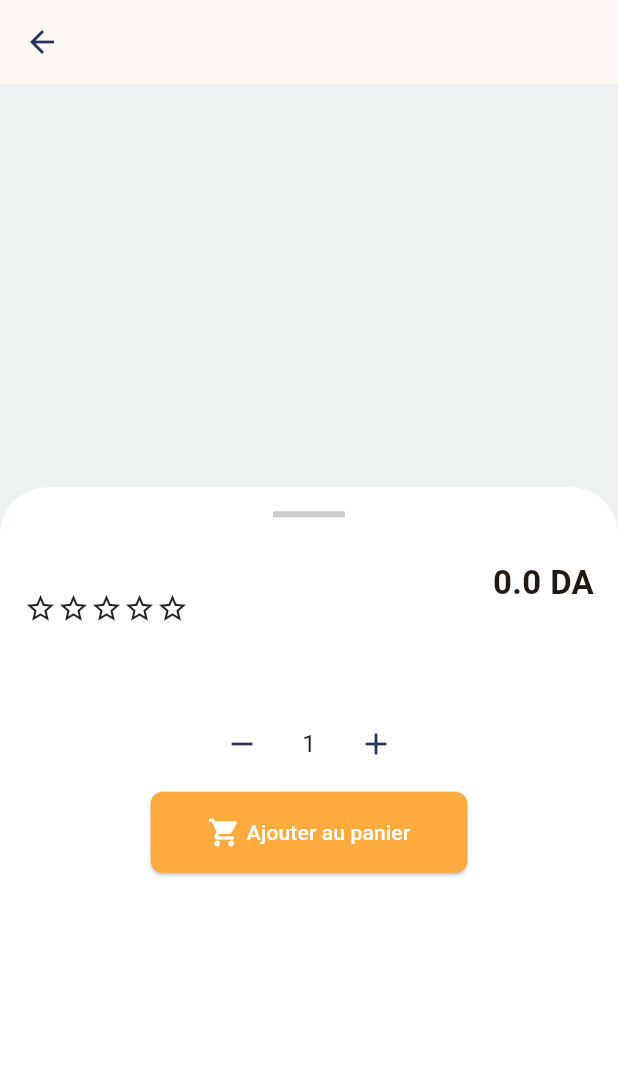
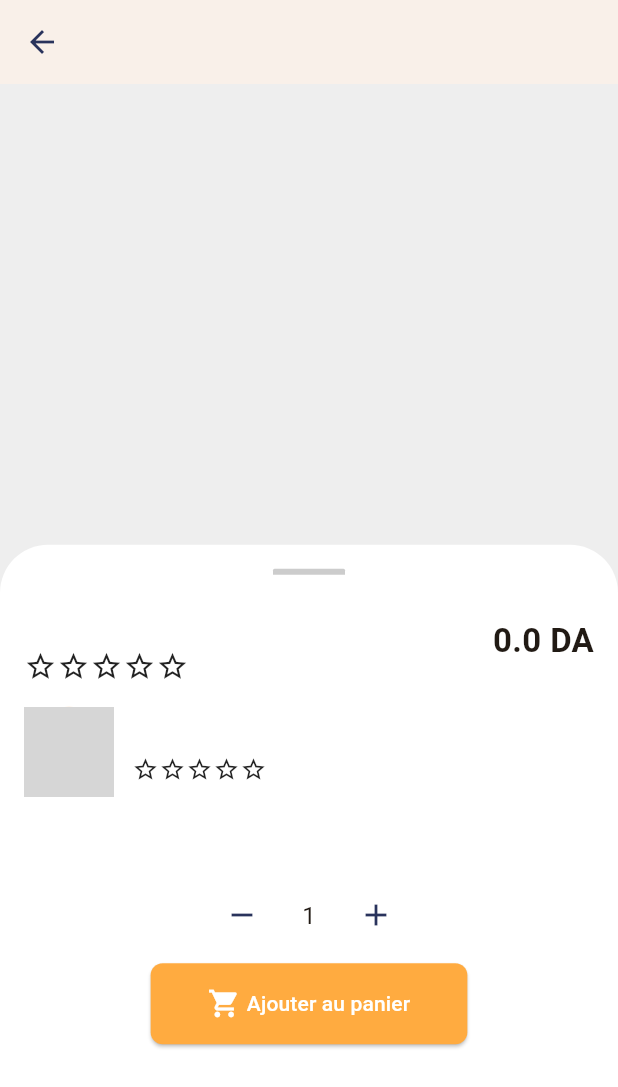
Before and after one commit to adnanebnz/algeria-eats-mobile, a Flutter app: the ProductScreen screen opened directly with empty values, on a phone screen of 412 x 824 dp. Shown: the top 1087 px of the screen. Run offline on Flutter 3.47's test engine with Material 3 defaults, Android fonts, the phone set to English and light mode, and no system bars; drawn by our look-alikes of carousel_slider; our stand-ins replace dio, get, introduction_screen, rive, shared_preferences, shimmer; accounts and stored records are empty; network calls fail; grey boxes are pictures that could not be loaded.

```diff
--- a/lib/components/search_input_view.dart
+++ b/lib/components/search_input_view.dart
@@ -12,7 +12,7 @@ class SearchInput extends StatelessWidget {
     return Container(
       decoration: BoxDecoration(boxShadow: [
         BoxShadow(
-            offset: const Offset(12, 26),
+            offset: const Offset(10, 10),
             blurRadius: 50,
             spreadRadius: 0,
             color: Colors.grey.withOpacity(.1)),
--- a/lib/controllers/artisanController.dart
+++ /dev/null
@@ -1,6 +0,0 @@
-import 'package:algeria_eats/models/artisan.dart';
-import 'package:get/get.dart';
-
-class ArtisanController extends GetxController {
-  RxList<Artisan> artisans = <Artisan>[].obs;
-}
--- a/lib/models/artisan.dart
+++ b/lib/models/artisan.dart
@@ -1,52 +1,54 @@
 // ignore_for_file: non_constant_identifier_names
 
+import 'package:algeria_eats/models/user.dart';
+
 class Artisan {
-  int? id;
-  String nom;
-  String prenom;
-  String email;
-  String image;
+  int? user_id;
   int rating;
+  User user;
   String desc_entreprise;
-  DateTime heure_ouverture;
-  DateTime heure_fermeture;
+  String heure_ouverture;
+  String heure_fermeture;
+  String type_service;
+  String created_at;
+  String updated_at;
 
   Artisan({
-    required this.id,
-    required this.nom,
-    required this.prenom,
-    required this.email,
-    required this.rating,
-    required this.image,
+    required this.user_id,
     required this.desc_entreprise,
     required this.heure_ouverture,
     required this.heure_fermeture,
+    required this.rating,
+    required this.type_service,
+    required this.created_at,
+    required this.updated_at,
+    required this.user,
   });
   Map<String, dynamic> toMap() {
     return {
-      'id': id,
-      'nom': nom,
-      'prenom': prenom,
-      'email': email,
-      'image': image,
+      'user_id': user_id,
       'rating': rating,
       'desc_entreprise': desc_entreprise,
       'heure_ouverture': heure_ouverture,
       'heure_fermeture': heure_fermeture,
+      'type_service': type_service,
+      'created_at': created_at,
+      'updated_at': updated_at,
+      'user': user.toMap(),
     };
   }
 
-  factory Artisan.fromMap(Map<String, dynamic> map) {
+  factory Artisan.fromJson(Map<String, dynamic> map) {
     return Artisan(
-      id: map['id'],
-      nom: map['nom'],
-      prenom: map['prenom'],
-      image: map['image'],
-      email: map['email'],
+      user_id: map['user_id'],
       rating: map['rating'],
       desc_entreprise: map['desc_entreprise'],
       heure_ouverture: map['heure_ouverture'],
       heure_fermeture: map['heure_fermeture'],
+      type_service: map['type_service'],
+      created_at: map['created_at'],
+      updated_at: map['updated_at'],
+      user: User.fromJson(map['user']),
     );
   }
 }
--- a/lib/models/product.dart
+++ b/lib/models/product.dart
@@ -1,3 +1,7 @@
+// ignore_for_file: non_constant_identifier_names
+
+import 'package:algeria_eats/models/artisan.dart';
+
 class Product {
   int id;
   String nom;
@@ -6,6 +10,9 @@ class Product {
   int? rating;
   String categorie;
   List<String> images;
+  Artisan artisan;
+  String created_at;
+  String updated_at;
 
   Product({
     required this.id,
@@ -15,6 +22,9 @@ class Product {
     required this.rating,
     required this.categorie,
     required this.images,
+    required this.artisan,
+    required this.created_at,
+    required this.updated_at,
   });
 
   factory Product.fromJson(Map<String, dynamic> json) {
@@ -26,6 +36,9 @@ class Product {
       rating: json['rating'],
       categorie: json['categorie'],
       images: List<String>.from(json['images']),
+      artisan: Artisan.fromJson(json['artisan']),
+      created_at: json['created_at'],
+      updated_at: json['updated_at'],
     );
   }
 }
--- a/lib/screens/main_screen.dart
+++ b/lib/screens/main_screen.dart
@@ -1,6 +1,7 @@
 import 'package:algeria_eats/controllers/authController.dart';
 import 'package:algeria_eats/screens/home_screen.dart';
 import 'package:algeria_eats/screens/on_board_screen.dart';
+import 'package:algeria_eats/screens/products_screen.dart';
 import 'package:flutter/material.dart';
 import 'package:get/get.dart';
 import 'package:shimmer/shimmer.dart';
@@ -167,7 +168,7 @@ class _WelcomeScreenState extends State<MainScreen> {
           controller: _pageController,
           children: const [
             HomeScreen(),
-            Center(child: Text('Search')),
+            ProductsScreen(),
             Center(child: Text('Profile')),
           ],
         ),
--- a/lib/screens/product_screen.dart
+++ b/lib/screens/product_screen.dart
@@ -44,30 +44,39 @@ class _ProductScreenState extends State<ProductScreen> {
   @override
   Widget build(BuildContext context) {
     return Scaffold(
-      backgroundColor: MyTheme.courseCardColor,
+      backgroundColor: Colors.grey[200],
       appBar: AppBar(
-        elevation: 0,
+        elevation: 1,
         leading: BackButton(color: MyTheme.catalogueButtonColor),
       ),
       body: Stack(
         children: [
-          Column(children: [
+          Container(
+            padding: const EdgeInsets.all(16.0),
+            child: Column(children: [
               Expanded(
-              flex: 35,
+                flex: 40,
                 child: CarouselSlider(
                   options: CarouselOptions(
                     height: double.infinity,
-                  enableInfiniteScroll: false,
+                    enableInfiniteScroll: true,
                     viewportFraction: 1.0,
                   ),
                   items: widget.product.images.map((image) {
                     return Builder(
                       builder: (BuildContext context) {
-                      return Center(
+                        return Container(
+                          margin: const EdgeInsets.symmetric(horizontal: 6.0),
+                          child: Center(
+                            child: ClipRRect(
+                              borderRadius:
+                                  const BorderRadius.all(Radius.circular(16.0)),
                               child: Image.network(
                                 image,
                                 fit: BoxFit.cover,
                                 width: double.infinity,
+                              ),
+                            ),
                           ),
                         );
                       },
@@ -79,9 +88,10 @@ class _ProductScreenState extends State<ProductScreen> {
                 flex: 65,
               )
             ]),
+          ),
           DraggableScrollableSheet(
-            initialChildSize: 0.65,
-            minChildSize: 0.65,
+            initialChildSize: 0.6,
+            minChildSize: 0.6,
             builder: (BuildContext context, ScrollController scrollController) {
               return Container(
                 decoration: const BoxDecoration(
@@ -124,6 +134,32 @@ class _ProductScreenState extends State<ProductScreen> {
                           Text("${widget.product.prix} DA",
                               style: const TextStyle(
                                   fontSize: 22, fontWeight: FontWeight.bold)),
+                        ],
+                      ),
+                      MyTheme.mediumVerticalPadding,
+                      Row(
+                        children: [
+                          CircleAvatar(
+                            radius: 30,
+                            backgroundImage: NetworkImage(
+                                widget.product.artisan.user.image!),
+                          ),
+                          const SizedBox(width: 12),
+                          Column(
+                            crossAxisAlignment: CrossAxisAlignment.start,
+                            children: [
+                              Text(
+                                  "${widget.product.artisan.user.nom} ${widget.product.artisan.user.prenom}",
+                                  style: const TextStyle(
+                                      fontSize: 16,
+                                      fontWeight: FontWeight.bold)),
+                              RatingView(
+                                iconSize: 18,
+                                fontSize: 18,
+                                value: widget.product.artisan.rating.toInt(),
+                              ),
+                            ],
+                          ),
                         ],
                       ),
                       MyTheme.mediumVerticalPadding,
```
Also changed, not shown: lib/components/product_grid_card.dart (added, +142 -0 lines), lib/controllers/productController.dart (+4 -4 lines), lib/models/consumer.dart (deleted, +0 -32 lines), lib/models/deliveryMan.dart (+27 -27 lines), lib/models/user.dart (+23 -1 lines), lib/screens/featured_products_screen.dart (+25 -1 lines), lib/screens/products_screen.dart (added, +62 -0 lines). Lines whose indentation alone changed are shown as unchanged.
